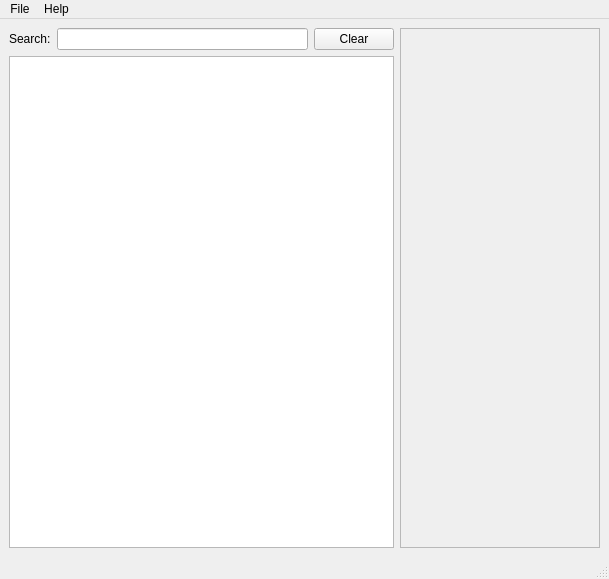
First picture: the form in OpenAIV-National/mainwindow.ui, repository simoninns/OpenAIV, before the edit.
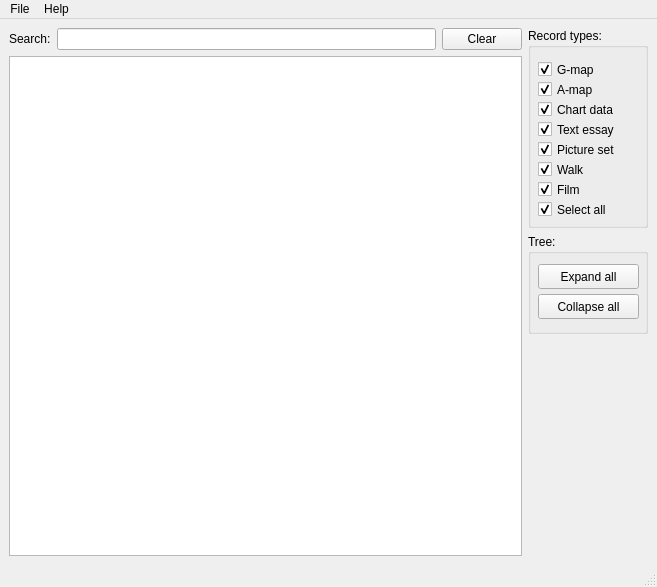
Second picture: the form after the edit. Icons and pictures are not drawn.

What changed in the file:
```diff
--- a/OpenAIV-National/mainwindow.ui
+++ b/OpenAIV-National/mainwindow.ui
@@ -6,8 +6,8 @@
    <rect>
     <x>0</x>
     <y>0</y>
-    <width>609</width>
-    <height>579</height>
+    <width>657</width>
+    <height>587</height>
    </rect>
   </property>
   <property name="windowTitle">
@@ -50,21 +50,198 @@
     <item>
      <layout class="QVBoxLayout" name="verticalLayout_2">
       <item>
-       <widget class="QFrame" name="frame">
+       <widget class="QGroupBox" name="groupBox">
         <property name="minimumSize">
          <size>
-          <width>200</width>
-          <height>0</height>
+          <width>120</width>
+          <height>200</height>
          </size>
         </property>
-        <property name="frameShape">
-         <enum>QFrame::StyledPanel</enum>
+        <property name="title">
+         <string>Record types:</string>
         </property>
-        <property name="frameShadow">
-         <enum>QFrame::Raised</enum>
+        <widget class="QCheckBox" name="type_gmap_checkBox">
+         <property name="geometry">
+          <rect>
+           <x>10</x>
+           <y>30</y>
+           <width>92</width>
+           <height>23</height>
+          </rect>
+         </property>
+         <property name="text">
+          <string>G-map</string>
+         </property>
+         <property name="checked">
+          <bool>true</bool>
+         </property>
+        </widget>
+        <widget class="QCheckBox" name="type_amap_checkBox">
+         <property name="geometry">
+          <rect>
+           <x>10</x>
+           <y>50</y>
+           <width>92</width>
+           <height>23</height>
+          </rect>
+         </property>
+         <property name="text">
+          <string>A-map</string>
+         </property>
+         <property name="checked">
+          <bool>true</bool>
+         </property>
+        </widget>
+        <widget class="QCheckBox" name="type_data_checkBox">
+         <property name="geometry">
+          <rect>
+           <x>10</x>
+           <y>70</y>
+           <width>92</width>
+           <height>23</height>
+          </rect>
+         </property>
+         <property name="text">
+          <string>Chart data</string>
+         </property>
+         <property name="checked">
+          <bool>true</bool>
+         </property>
+        </widget>
+        <widget class="QCheckBox" name="type_text_checkBox">
+         <property name="geometry">
+          <rect>
+           <x>10</x>
+           <y>90</y>
+           <width>92</width>
+           <height>23</height>
+          </rect>
+         </property>
+         <property name="text">
+          <string>Text essay</string>
+         </property>
+         <property name="checked">
+          <bool>true</bool>
+         </property>
+        </widget>
+        <widget class="QCheckBox" name="type_picture_checkBox">
+         <property name="geometry">
+          <rect>
+           <x>10</x>
+           <y>110</y>
+           <width>92</width>
+           <height>23</height>
+          </rect>
+         </property>
+         <property name="text">
+          <string>Picture set</string>
+         </property>
+         <property name="checked">
+          <bool>true</bool>
+         </property>
+        </widget>
+        <widget class="QCheckBox" name="type_walk_checkBox">
+         <property name="geometry">
+          <rect>
+           <x>10</x>
+           <y>130</y>
+           <width>92</width>
+           <height>23</height>
+          </rect>
+         </property>
+         <property name="text">
+          <string>Walk</string>
+         </property>
+         <property name="checked">
+          <bool>true</bool>
+         </property>
+        </widget>
+        <widget class="QCheckBox" name="type_film_checkBox">
+         <property name="geometry">
+          <rect>
+           <x>10</x>
+           <y>150</y>
+           <width>92</width>
+           <height>23</height>
+          </rect>
+         </property>
+         <property name="text">
+          <string>Film</string>
+         </property>
+         <property name="checked">
+          <bool>true</bool>
+         </property>
+        </widget>
+        <widget class="QCheckBox" name="type_selectall_checkBox">
+         <property name="geometry">
+          <rect>
+           <x>10</x>
+           <y>170</y>
+           <width>92</width>
+           <height>23</height>
+          </rect>
+         </property>
+         <property name="text">
+          <string>Select all</string>
+         </property>
+         <property name="checked">
+          <bool>true</bool>
+         </property>
+        </widget>
+       </widget>
+      </item>
+      <item>
+       <widget class="QGroupBox" name="groupBox_2">
+        <property name="minimumSize">
+         <size>
+          <width>0</width>
+          <height>100</height>
+         </size>
         </property>
+        <property name="title">
+         <string>Tree:</string>
+        </property>
+        <widget class="QPushButton" name="tree_expand_pushButton">
+         <property name="geometry">
+          <rect>
+           <x>10</x>
+           <y>30</y>
+           <width>101</width>
+           <height>25</height>
+          </rect>
+         </property>
+         <property name="text">
+          <string>Expand all</string>
+         </property>
+        </widget>
+        <widget class="QPushButton" name="tree_collapse_pushButton">
+         <property name="geometry">
+          <rect>
+           <x>10</x>
+           <y>60</y>
+           <width>101</width>
+           <height>25</height>
+          </rect>
+         </property>
+         <property name="text">
+          <string>Collapse all</string>
+         </property>
+        </widget>
        </widget>
       </item>
+      <item>
+       <spacer name="verticalSpacer">
+        <property name="orientation">
+         <enum>Qt::Vertical</enum>
+        </property>
+        <property name="sizeHint" stdset="0">
+         <size>
+          <width>20</width>
+          <height>40</height>
+         </size>
+        </property>
+       </spacer>
+      </item>
      </layout>
     </item>
    </layout>
@@ -74,7 +251,7 @@
     <rect>
      <x>0</x>
      <y>0</y>
-     <width>609</width>
+     <width>657</width>
      <height>22</height>
     </rect>
    </property>
```
